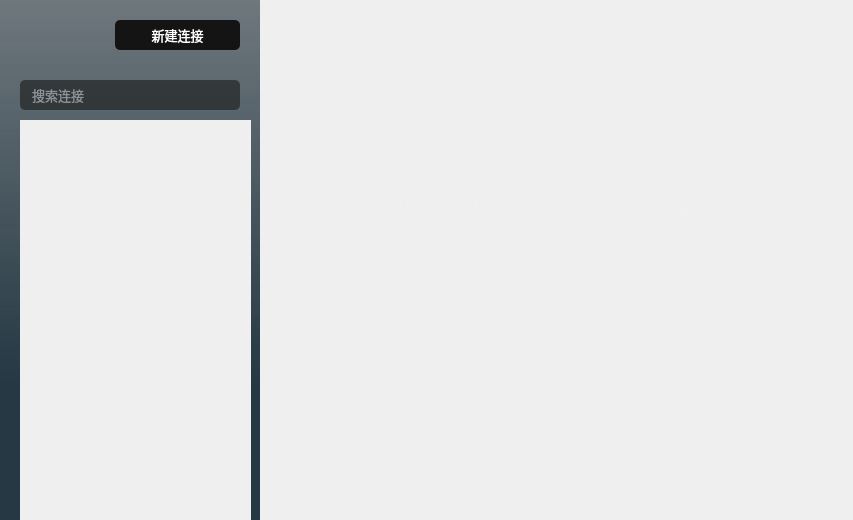
Qt form source/zookeepermanagewidget.ui (HuaGouFdog/Fdog-Kit) before a commit.
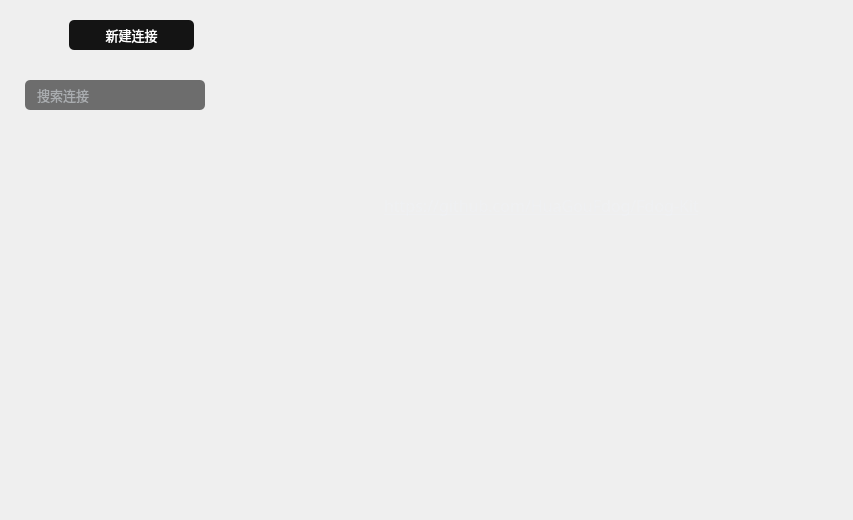
The same form after that commit. Icons and pictures are not drawn.

Patch:
```diff
--- a/source/zookeepermanagewidget.ui
+++ b/source/zookeepermanagewidget.ui
@@ -33,13 +33,13 @@
     <widget class="QWidget" name="widget_left" native="true">
      <property name="minimumSize">
       <size>
-       <width>260</width>
+       <width>230</width>
        <height>0</height>
       </size>
      </property>
      <property name="maximumSize">
       <size>
-       <width>260</width>
+       <width>230</width>
        <height>16777215</height>
       </size>
      </property>
@@ -50,7 +50,7 @@
      </property>
      <property name="styleSheet">
       <string notr="true">#widget_left{
-background-color: qlineargradient(spread:pad, x1:1, y1:0, x2:1, y2:0.733682, stop:0 rgba(30, 45, 54, 157), stop:1 rgba(37, 56, 67, 255));
+border-image: url(:/lib/back2.png);
 border-right:0px solid rgba(108, 117, 125, 65); 
 }
 QScrollBar:vertical{
@@ -106,13 +106,13 @@
        <number>10</number>
       </property>
       <property name="leftMargin">
-       <number>20</number>
+       <number>25</number>
       </property>
       <property name="topMargin">
        <number>0</number>
       </property>
       <property name="rightMargin">
-       <number>9</number>
+       <number>25</number>
       </property>
       <property name="bottomMargin">
        <number>0</number>
@@ -209,13 +209,13 @@
        <widget class="QLineEdit" name="lineEdit_find">
         <property name="minimumSize">
          <size>
-          <width>220</width>
+          <width>180</width>
           <height>30</height>
          </size>
         </property>
         <property name="maximumSize">
          <size>
-          <width>220</width>
+          <width>200</width>
           <height>30</height>
          </size>
         </property>
@@ -317,7 +317,7 @@
              <rect>
               <x>0</x>
               <y>0</y>
-              <width>231</width>
+              <width>180</width>
               <height>400</height>
              </rect>
             </property>
```
